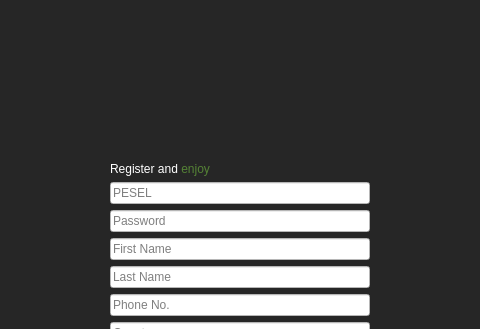
The window that registerview.ui (wcislak97/ProdigyLibrary) describes before a commit, drawn with Qt 5; both pictures show x 160 to 640 and y 0 to 329 of the 800 by 600 pixel window.
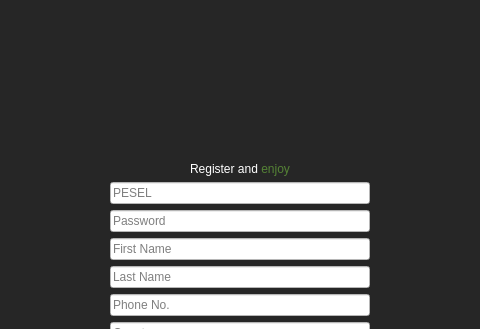
The same window after the commit.

Patch:
```diff
--- a/registerview.ui
+++ b/registerview.ui
@@ -60,7 +60,7 @@
              </property>
             </spacer>
            </item>
-           <item>
+           <item alignment="Qt::AlignHCenter">
             <widget class="QLabel" name="label_welcome">
              <property name="layoutDirection">
               <enum>Qt::LeftToRight</enum>
```
